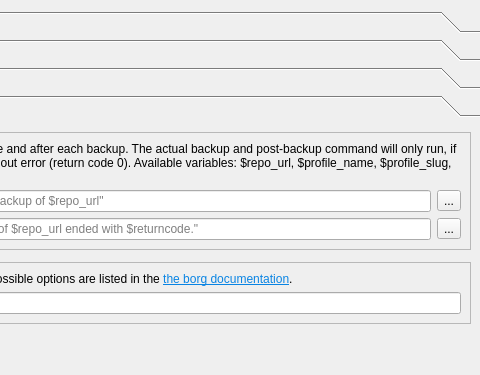
Above: src/vorta/assets/UI/scheduletab.ui from borgbase/vorta before the change; both pictures show x 207 to 687 and y 0 to 375 of the 687 by 544 pixel window. Below: the same form after it.
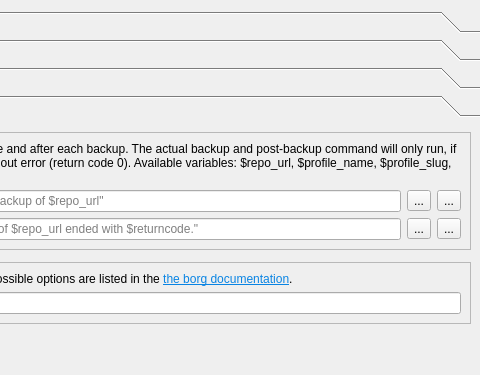
That is the form after the change. The open tabs and pages were chosen to show the change. Icons and pictures are not drawn.

Commit message: feat: editor for pre and post backup cmd

Patch:
```diff
--- a/src/vorta/assets/UI/scheduletab.ui
+++ b/src/vorta/assets/UI/scheduletab.ui
@@ -725,6 +725,20 @@
               </property>
              </widget>
             </item>
+            <item>
+             <widget class="QToolButton" name="preBackupScriptEditorButton">
+              <property name="toolTip">
+               <string> Open Pre-backup script editor</string>
+              </property>
+              <property name="text">
+               <string>...</string>
+              </property>
+              <property name="icon">
+               <iconset>
+                <normaloff>:/icons/edit.svg</normaloff>:/icons/edit.svg</iconset>
+              </property>
+             </widget>
+            </item>
             <item>
              <widget class="QToolButton" name="chooseLocalPreBackupScriptButton">
               <property name="toolTip">
@@ -778,6 +792,20 @@
               </property>
              </widget>
             </item>
+            <item>
+             <widget class="QToolButton" name="postBackupScriptEditorButton">
+              <property name="toolTip">
+               <string> Open Post-backup script editor</string>
+              </property>
+              <property name="text">
+               <string>...</string>
+              </property>
+              <property name="icon">
+               <iconset>
+                <normaloff>:/icons/edit.svg</normaloff>:/icons/edit.svg</iconset>
+              </property>
+             </widget>
+            </item>
             <item>
              <widget class="QToolButton" name="chooseLocalPostBackupScriptButton">
               <property name="toolTip">
```
The commit also changes 3 other files.
